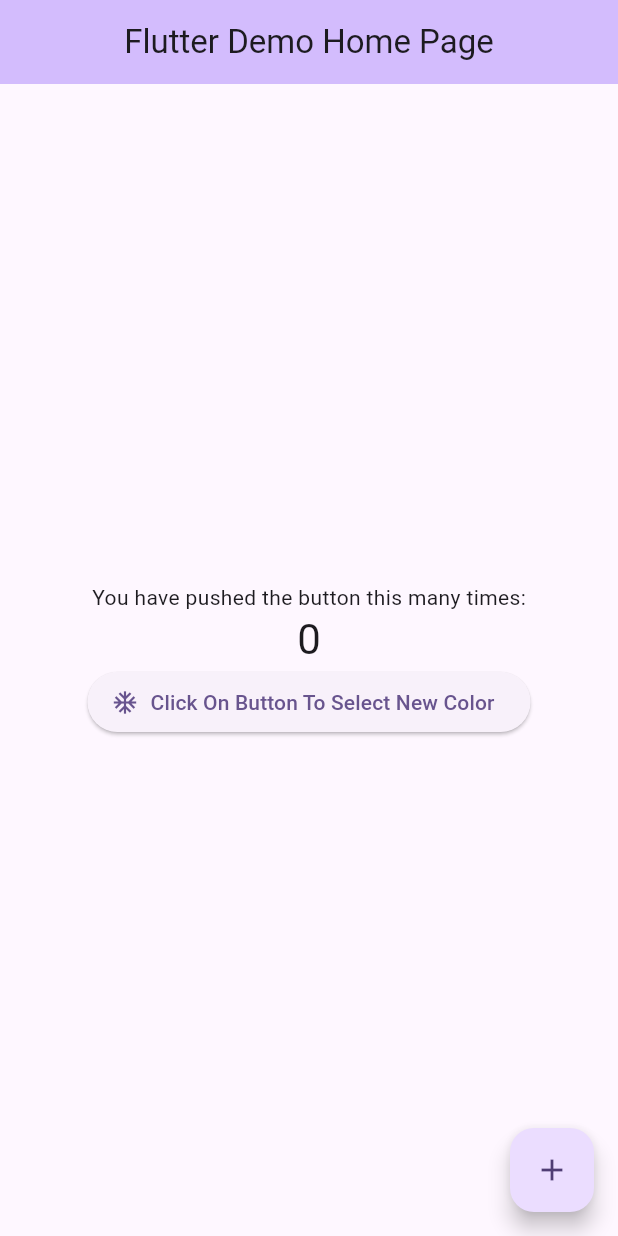
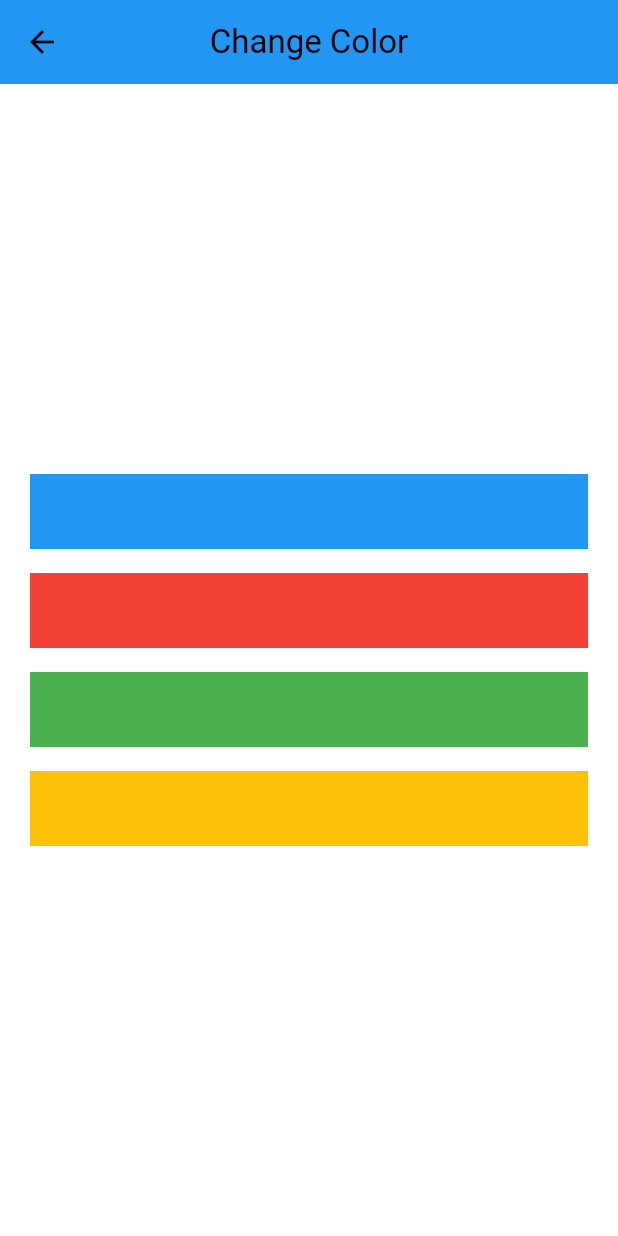
Before and after one commit to ahmedelazab1220/InheritedWidget, a Flutter app: the screen it shows after launch, after a tap on "Click On Button To Select New Color", on a phone screen of 412 x 824 dp. Run offline on Flutter 3.47's test engine with Material 3 defaults, Android fonts, the phone set to English and light mode, and no system bars.

Commit message:
Create App State Model , Modify Some Screen, Use ValueListenableBuilder To Change Color.

```diff
--- a/lib/controller/inherited_state.dart
+++ b/lib/controller/inherited_state.dart
@@ -1,4 +1,7 @@
+import 'dart:developer';
+
 import 'package:flutter/material.dart';
+import 'package:inheritedwidget/model/app_state.dart';
 
 class StateWidget extends StatefulWidget {
   final Widget child;
@@ -12,18 +15,29 @@ class StateWidget extends StatefulWidget {
 }
 
 class _StateWidgetState extends State<StateWidget> {
-  var counter = 0;
+  var appState = AppState();
+  ValueNotifier<Color> colorNotifier = ValueNotifier<Color>(Colors.blue);
+  void incrementCounter() {
+    final newState = appState.copyWith(counter: appState.counter + 1);
+    setState(() {
+      appState = newState;
+    });
+  }
 
-  void incrementCounter() {
+  void changeColor(MaterialColor color) {
+    final newState = appState.copyWith(color: color);
+
     setState(() {
-      counter++;
+      log('Selected color: ${color.toString()}');
+      colorNotifier.value = color;
+      appState = newState;
     });
   }
 
   @override
   Widget build(BuildContext context) {
     return StateInheritedWidget(
-      counter: counter,
+      appState: appState,
       stateWidget: this,
       child: widget.child,
     );
@@ -31,13 +45,13 @@ class _StateWidgetState extends State<StateWidget> {
 }
 
 class StateInheritedWidget extends InheritedWidget {
-  final int counter;
+  final AppState appState;
   final _StateWidgetState stateWidget;
 
   const StateInheritedWidget({
     super.key,
     required super.child,
-    this.counter = 0,
+    required this.appState,
     required this.stateWidget,
   });
 
@@ -47,6 +61,9 @@ class StateInheritedWidget extends InheritedWidget {
 
   @override
   bool updateShouldNotify(covariant StateInheritedWidget oldWidget) {
-    return oldWidget.counter != counter;
+    if (oldWidget.stateWidget != stateWidget) {
+      log("Update Should Notify");
+    }
+    return oldWidget.appState != appState;
   }
 }
--- a/lib/main.dart
+++ b/lib/main.dart
@@ -12,15 +12,35 @@ class MyApp extends StatelessWidget {
   @override
   Widget build(BuildContext context) {
     return StateWidget(
-      child: MaterialApp(
-        debugShowCheckedModeBanner: false,
-        title: 'Flutter Demo',
-        theme: ThemeData(
-          primarySwatch: Colors.amber,
-          colorScheme: ColorScheme.fromSeed(seedColor: Colors.deepPurple),
-          useMaterial3: true,
-        ),
-        home: const HomeScreen(),
+      child: Builder(
+        builder: (context) {
+          final state = StateInheritedWidget.of(context);
+          return ValueListenableBuilder<Color>(
+            valueListenable: state.colorNotifier,
+            builder: (context, color, child) {
+              var myColorScheme = ColorScheme(
+                primary: color,
+                secondary: Colors.green,
+                surface: Colors.white,
+                error: Colors.red,
+                onPrimary: Colors.white,
+                onSecondary: Colors.black,
+                onSurface: Colors.black,
+                onError: Colors.white,
+                brightness: Brightness.light,
+              );
+              return MaterialApp(
+                debugShowCheckedModeBanner: false,
+                title: 'Flutter Demo',
+                theme: ThemeData(
+                  appBarTheme: AppBarTheme(backgroundColor: color),
+                  colorScheme: myColorScheme,
+                ),
+                home: const HomeScreen(),
+              );
+            },
+          );
+        },
       ),
     );
   }
--- /dev/null
+++ b/lib/model/app_state.dart
@@ -0,0 +1,26 @@
+import 'package:flutter/material.dart';
+
+class AppState {
+  final int counter;
+  final MaterialColor color;
+
+  AppState({this.counter = 0, this.color = Colors.blue});
+
+  AppState copyWith({int? counter, MaterialColor? color}) {
+    return AppState(
+      counter: counter ?? this.counter,
+      color: color ?? this.color,
+    );
+  }
+
+  @override
+  bool operator ==(Object other) =>
+      identical(this, other) ||
+      other is AppState &&
+          runtimeType == other.runtimeType &&
+          counter == other.counter &&
+          color == color;
+
+  @override
+  int get hashCode => counter.hashCode ^ color.hashCode;
+}
--- /dev/null
+++ b/lib/view/change_color_screen.dart
@@ -0,0 +1,43 @@
+import 'package:flutter/material.dart';
+import 'package:inheritedwidget/view/color_item.dart';
+
+class ChangeColorScreen extends StatelessWidget {
+  const ChangeColorScreen({super.key});
+
+  @override
+  Widget build(BuildContext context) {
+    List<MaterialColor> availableColors = [
+      Colors.blue,
+      Colors.red,
+      Colors.green,
+      Colors.amber,
+    ];
+    return Scaffold(
+      appBar: AppBar(
+        title: const Text('Change Color'),
+        centerTitle: true,
+      ),
+      body: Center(
+        child: Padding(
+          padding: const EdgeInsets.symmetric(
+            horizontal: 20.0,
+            vertical: 10.0,
+          ),
+          child: Column(
+            mainAxisAlignment: MainAxisAlignment.center,
+            children: availableColors
+                .map(
+                  (e) => Padding(
+                    padding: const EdgeInsets.symmetric(vertical: 8.0),
+                    child: ColorItem(
+                      color: e,
+                    ),
+                  ),
+                )
+                .toList(),
+          ),
+        ),
+      ),
+    );
+  }
+}
--- /dev/null
+++ b/lib/view/color_item.dart
@@ -0,0 +1,33 @@
+import 'dart:developer';
+
+import 'package:flutter/material.dart';
+import 'package:inheritedwidget/controller/inherited_state.dart';
+
+class ColorItem extends StatelessWidget {
+  final MaterialColor color;
+  const ColorItem({
+    super.key,
+    required this.color,
+  });
+
+  @override
+  Widget build(BuildContext context) {
+    var state = StateInheritedWidget.of(context);
+    return InkWell(
+      onTap: () {
+        log('Selected color: ${color.toString()}');
+        state.changeColor(color);
+        Navigator.of(context).pop();
+      },
+      child: SizedBox(
+        height: 50,
+        width: MediaQuery.of(context).size.width,
+        child: DecoratedBox(
+          decoration: BoxDecoration(
+            color: color,
+          ),
+        ),
+      ),
+    );
+  }
+}
--- a/lib/view/home_screen.dart
+++ b/lib/view/home_screen.dart
@@ -1,5 +1,6 @@
 import 'package:flutter/material.dart';
 import 'package:inheritedwidget/controller/inherited_state.dart';
+import 'package:inheritedwidget/view/change_color_screen.dart';
 
 /// State Life Cycle:
 /// 1. createState
@@ -20,26 +21,31 @@ class HomeScreen extends StatefulWidget {
 class _HomeScreenState extends State<HomeScreen> {
   @override
   Widget build(BuildContext context) {
-    var state = StateInheritedWidget.of(context);
+    final state = StateInheritedWidget.of(context);
     return Scaffold(
       appBar: AppBar(
-        backgroundColor: Theme.of(context).colorScheme.inversePrimary,
         title: const Text('Flutter Demo Home Page'),
         centerTitle: true,
       ),
       body: Center(
         child: Column(
           mainAxisAlignment: MainAxisAlignment.center,
-          children: <Widget>[
+          children: [
             const Text(
               'You have pushed the button this many times:',
             ),
             Text(
-              state.counter.toString(),
+              state.appState.counter.toString(),
               style: Theme.of(context).textTheme.headlineMedium,
             ),
             ElevatedButton.icon(
-              onPressed: () {},
+              onPressed: () {
+                Navigator.of(context).push(
+                  MaterialPageRoute(
+                    builder: (context) => const ChangeColorScreen(),
+                  ),
+                );
+              },
               label: const Text('Click On Button To Select New Color'),
               icon: const Icon(Icons.ac_unit_outlined),
             ),
```
